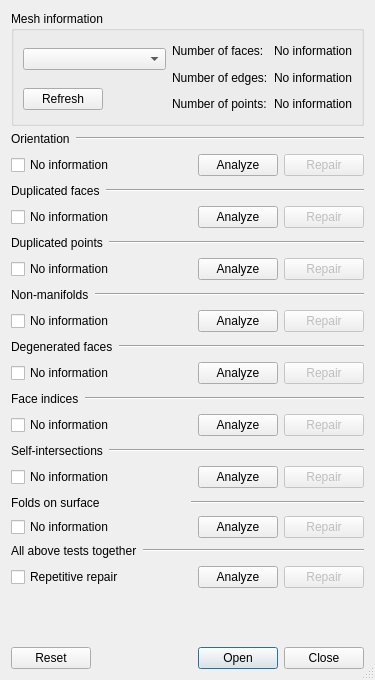
This is src/Mod/Mesh/Gui/DlgEvaluateMesh.ui in southseact-3d/fcd as Qt 5 draws it before an edit. The edited form follows.
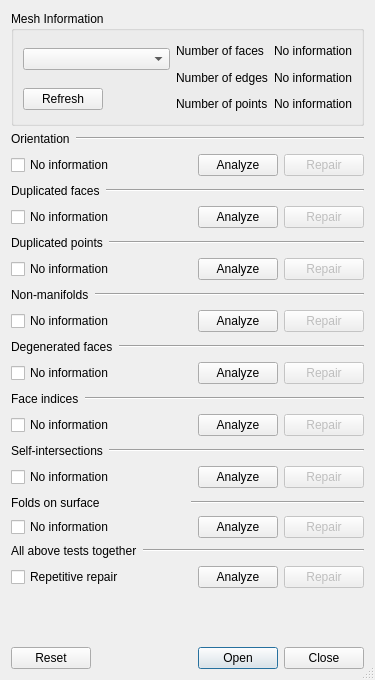
This is the edited form.

Commit message: Mesh: Update UI strings for consistency

Patch:
```diff
--- a/src/Mod/Mesh/Gui/DlgEvaluateMesh.ui
+++ b/src/Mod/Mesh/Gui/DlgEvaluateMesh.ui
@@ -20,7 +20,7 @@
    <item row="0" column="0">
     <widget class="QGroupBox" name="groupBoxInfo">
      <property name="title">
-      <string>Mesh information</string>
+      <string>Mesh Information</string>
      </property>
      <layout class="QGridLayout">
       <property name="margin">
@@ -43,7 +43,7 @@
         <item row="0" column="0">
          <widget class="QLabel" name="textLabel1">
           <property name="text">
-           <string>Number of faces:</string>
+           <string>Number of faces</string>
           </property>
          </widget>
         </item>
@@ -76,7 +76,7 @@
         <item row="1" column="0">
          <widget class="QLabel" name="textLabel2">
           <property name="text">
-           <string>Number of edges:</string>
+           <string>Number of edges</string>
           </property>
          </widget>
         </item>
@@ -109,7 +109,7 @@
         <item row="2" column="0">
          <widget class="QLabel" name="textLabel3">
           <property name="text">
-           <string>Number of points:</string>
+           <string>Number of points</string>
           </property>
          </widget>
         </item>
```
The commit also changes 22 other files.
